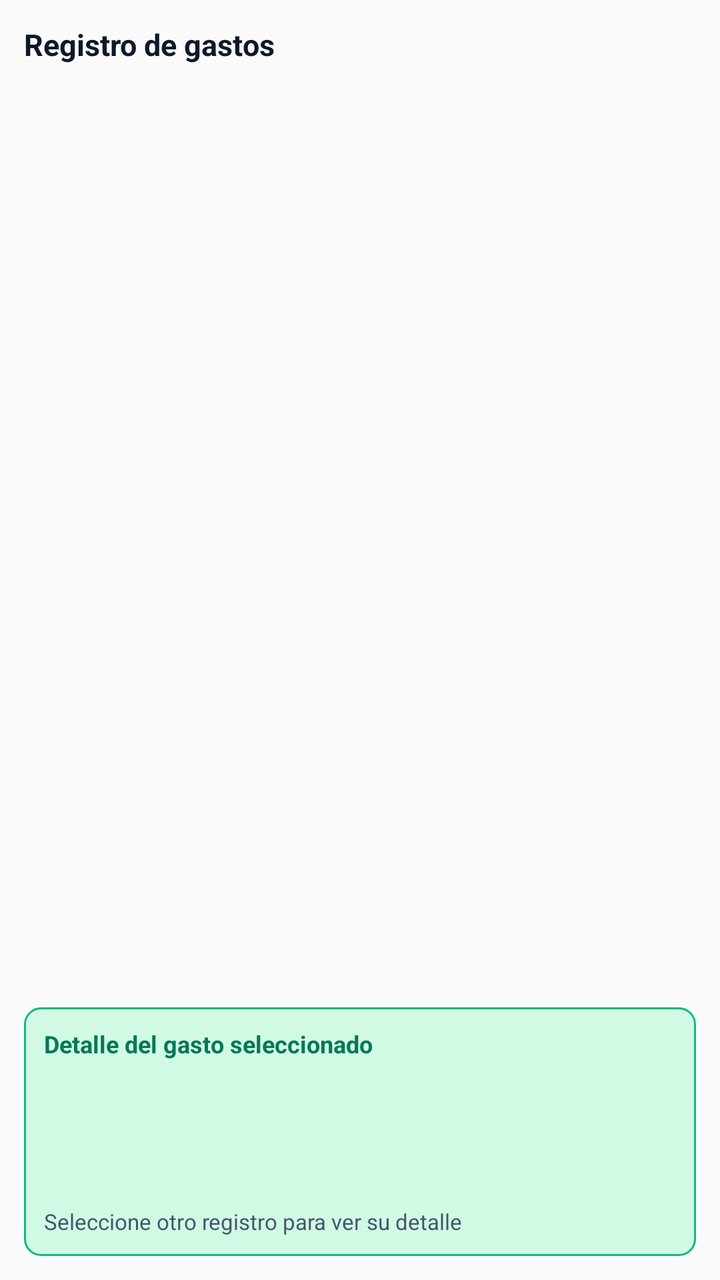
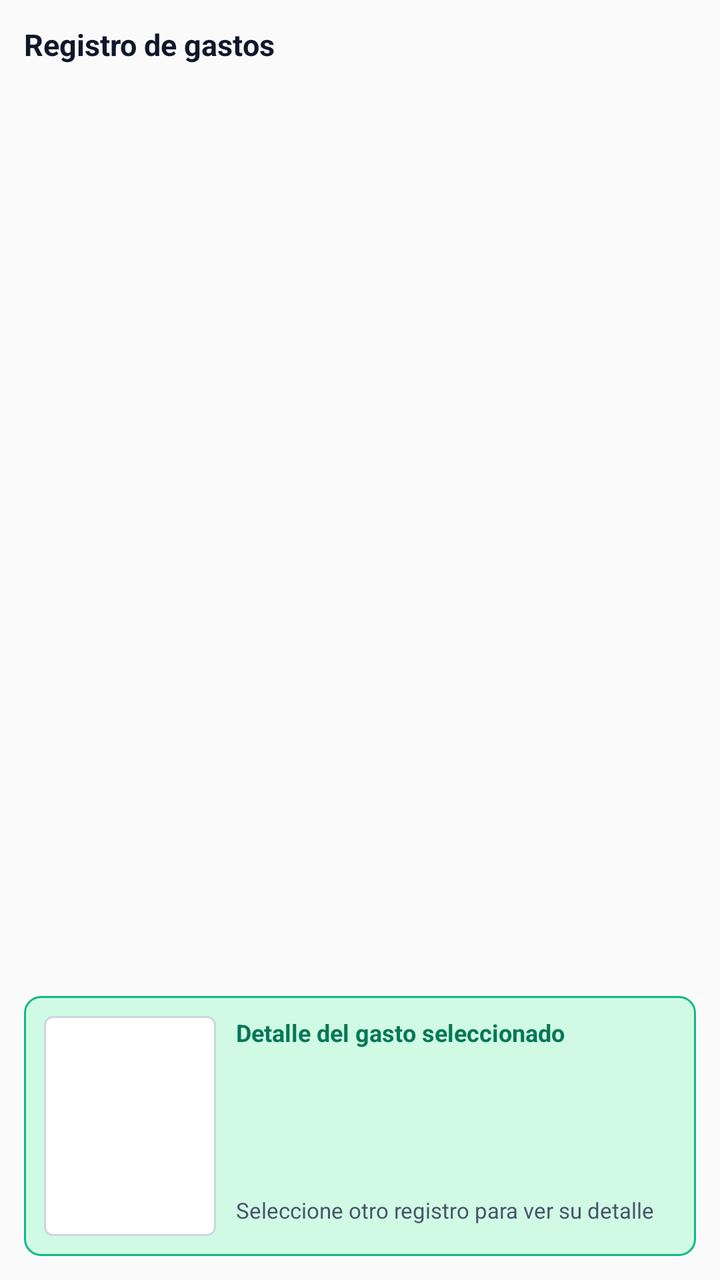

An Android layout rendered at two revisions. The XML below is the earlier revision; the diff shows what the commit changed to produce the second picture.
<!-- AndroidManifest.xml: application theme Theme.MiBolsillo -->
<!-- res/layout/fragment_fotos.xml -->
<?xml version="1.0" encoding="utf-8"?>
<LinearLayout xmlns:android="http://schemas.android.com/apk/res/android"
    android:layout_width="match_parent"
    android:layout_height="match_parent"
    android:orientation="vertical"
    android:padding="12dp">

    <TextView
        android:layout_width="wrap_content"
        android:layout_height="wrap_content"
        android:text="@string/titulo_fotos"
        android:textColor="@color/gris_oscuro"
        android:textSize="15sp"
        android:textStyle="bold" />

    <ListView
        android:id="@+id/listaGastos"
        android:layout_width="match_parent"
        android:layout_height="0dp"
        android:layout_marginTop="8dp"
        android:layout_weight="1"
        android:divider="@android:color/transparent"
        android:dividerHeight="8dp"
        android:listSelector="@android:color/transparent"
        android:scrollbars="vertical" />

    <LinearLayout
        android:layout_width="match_parent"
        android:layout_height="wrap_content"
        android:layout_marginTop="10dp"
        android:background="@drawable/bg_card_verde"
        android:orientation="vertical"
        android:padding="10dp">

        <TextView
            android:layout_width="wrap_content"
            android:layout_height="wrap_content"
            android:text="@string/detalle_titulo"
            android:textColor="@color/verde_oscuro"
            android:textSize="12sp"
            android:textStyle="bold" />

        <TextView
            android:id="@+id/txtDetalleTitulo"
            android:layout_width="match_parent"
            android:layout_height="wrap_content"
            android:layout_marginTop="4dp"
            android:textColor="@color/gris_oscuro"
            android:textSize="12sp" />

        <TextView
            android:id="@+id/txtDetalleCategoria"
            android:layout_width="match_parent"
            android:layout_height="wrap_content"
            android:textColor="@color/gris_oscuro"
            android:textSize="12sp" />

        <TextView
            android:id="@+id/txtDetalleMedio"
            android:layout_width="match_parent"
            android:layout_height="wrap_content"
            android:textColor="@color/gris_oscuro"
            android:textSize="12sp" />

        <TextView
            android:id="@+id/txtDetalleComprobante"
            android:layout_width="match_parent"
            android:layout_height="wrap_content"
            android:textColor="@color/gris_oscuro"
            android:textSize="12sp" />

        <TextView
            android:layout_width="match_parent"
            android:layout_height="wrap_content"
            android:layout_marginTop="4dp"
            android:text="@string/detalle_ayuda"
            android:textColor="@color/gris_texto"
            android:textSize="11sp" />
    </LinearLayout>
</LinearLayout>
<!-- resources referenced by this layout -->
<resources>
  <color name="gris_oscuro">#FF0F172A</color>
  <color name="gris_texto">#FF475569</color>
  <color name="verde_oscuro">#FF047857</color>
  <!-- drawable bg_card_verde (drawable) -->
  <?xml version="1.0" encoding="utf-8"?>
  <shape xmlns:android="http://schemas.android.com/apk/res/android" android:shape="rectangle">
      <solid android:color="@color/verde_suave" />
      <corners android:radius="8dp" />
      <stroke android:width="1dp" android:color="@color/verde_primario" />
  </shape>
  <string name="detalle_ayuda">Seleccione otro registro para ver su detalle</string>
  <string name="detalle_titulo">Detalle del gasto seleccionado</string>
  <string name="titulo_fotos">Registro de gastos</string>
  <style name="Theme.MiBolsillo" parent="Theme.AppCompat.Light.NoActionBar">
          <item name="colorPrimary">@color/verde_primario</item>
          <item name="colorPrimaryDark">@color/verde_oscuro</item>
          <item name="colorAccent">@color/verde_primario</item>
      </style>
  <color name="verde_suave">#FFD1FAE5</color>
  <color name="verde_primario">#FF10B981</color>
</resources>

<!-- the commit's change to res/layout/fragment_fotos.xml (unified diff, before → after) -->
@@ -13,6 +13,7 @@
         android:textSize="15sp"
         android:textStyle="bold" />
 
+    
     <ListView
         android:id="@+id/listaGastos"
         android:layout_width="match_parent"
@@ -24,57 +25,75 @@
         android:listSelector="@android:color/transparent"
         android:scrollbars="vertical" />
 
+    
     <LinearLayout
         android:layout_width="match_parent"
         android:layout_height="wrap_content"
         android:layout_marginTop="10dp"
         android:background="@drawable/bg_card_verde"
-        android:orientation="vertical"
+        android:orientation="horizontal"
         android:padding="10dp">
 
-        <TextView
-            android:layout_width="wrap_content"
+        <ImageView
+            android:id="@+id/imgDetalleComprobante"
+            android:layout_width="86dp"
+            android:layout_height="110dp"
+            android:background="@drawable/bg_miniatura"
+            android:contentDescription="@string/desc_comprobante"
+            android:padding="2dp"
+            android:scaleType="fitCenter" />
+
+        <LinearLayout
+            android:layout_width="0dp"
             android:layout_height="wrap_content"
-            android:text="@string/detalle_titulo"
-            android:textColor="@color/verde_oscuro"
-            android:textSize="12sp"
-            android:textStyle="bold" />
+            android:layout_marginStart="10dp"
+            android:layout_weight="1"
+            android:orientation="vertical">
 
-        <TextView
-            android:id="@+id/txtDetalleTitulo"
-            android:layout_width="match_parent"
-            android:layout_height="wrap_content"
-            android:layout_marginTop="4dp"
-            android:textColor="@color/gris_oscuro"
-            android:textSize="12sp" />
+            <TextView
+                android:layout_width="wrap_content"
+                android:layout_height="wrap_content"
+                android:text="@string/detalle_titulo"
+                android:textColor="@color/verde_oscuro"
+                android:textSize="12sp"
+                android:textStyle="bold" />
 
-        <TextView
-            android:id="@+id/txtDetalleCategoria"
-            android:layout_width="match_parent"
-            android:layout_height="wrap_content"
-            android:textColor="@color/gris_oscuro"
-            android:textSize="12sp" />
+            <TextView
+                android:id="@+id/txtDetalleTitulo"
+                android:layout_width="match_parent"
+                android:layout_height="wrap_content"
+                android:layout_marginTop="4dp"
+                android:textColor="@color/gris_oscuro"
+                android:textSize="12sp" />
 
-        <TextView
-            android:id="@+id/txtDetalleMedio"
-            android:layout_width="match_parent"
-            android:layout_height="wrap_content"
-            android:textColor="@color/gris_oscuro"
-            android:textSize="12sp" />
+            <TextView
+                android:id="@+id/txtDetalleCategoria"
+                android:layout_width="match_parent"
+                android:layout_height="wrap_content"
+                android:textColor="@color/gris_oscuro"
+                android:textSize="12sp" />
 
-        <TextView
-            android:id="@+id/txtDetalleComprobante"
-            android:layout_width="match_parent"
-            android:layout_height="wrap_content"
-            android:textColor="@color/gris_oscuro"
-            android:textSize="12sp" />
+            <TextView
+                android:id="@+id/txtDetalleMedio"
+                android:layout_width="match_parent"
+                android:layout_height="wrap_content"
+                android:textColor="@color/gris_oscuro"
+                android:textSize="12sp" />
 
-        <TextView
-            android:layout_width="match_parent"
-            android:layout_height="wrap_content"
-            android:layout_marginTop="4dp"
-            android:text="@string/detalle_ayuda"
-            android:textColor="@color/gris_texto"
-            android:textSize="11sp" />
+            <TextView
+                android:id="@+id/txtDetalleComprobante"
+                android:layout_width="match_parent"
+                android:layout_height="wrap_content"
+                android:textColor="@color/gris_oscuro"
+                android:textSize="12sp" />
+
+            <TextView
+                android:layout_width="match_parent"
+                android:layout_height="wrap_content"
+                android:layout_marginTop="4dp"
+                android:text="@string/detalle_ayuda"
+                android:textColor="@color/gris_texto"
+                android:textSize="11sp" />
+        </LinearLayout>
     </LinearLayout>
 </LinearLayout>
<!-- resource entries referenced after the edit -->
@@ -10,6 +10,14 @@
       <corners android:radius="8dp" />
       <stroke android:width="1dp" android:color="@color/verde_primario" />
   </shape>
+  <!-- drawable bg_miniatura (drawable) -->
+  <?xml version="1.0" encoding="utf-8"?>
+  <shape xmlns:android="http://schemas.android.com/apk/res/android" android:shape="rectangle">
+      <solid android:color="@color/blanco" />
+      <corners android:radius="4dp" />
+      <stroke android:width="1dp" android:color="@color/gris_borde" />
+  </shape>
+  <string name="desc_comprobante">Imagen del comprobante</string>
   <string name="detalle_ayuda">Seleccione otro registro para ver su detalle</string>
   <string name="detalle_titulo">Detalle del gasto seleccionado</string>
   <string name="titulo_fotos">Registro de gastos</string>
@@ -20,5 +28,7 @@
       </style>
   <color name="verde_suave">#FFD1FAE5</color>
   <color name="verde_primario">#FF10B981</color>
+  <color name="blanco">#FFFFFFFF</color>
+  <color name="gris_borde">#FFCBD5E1</color>
 </resources>
 
